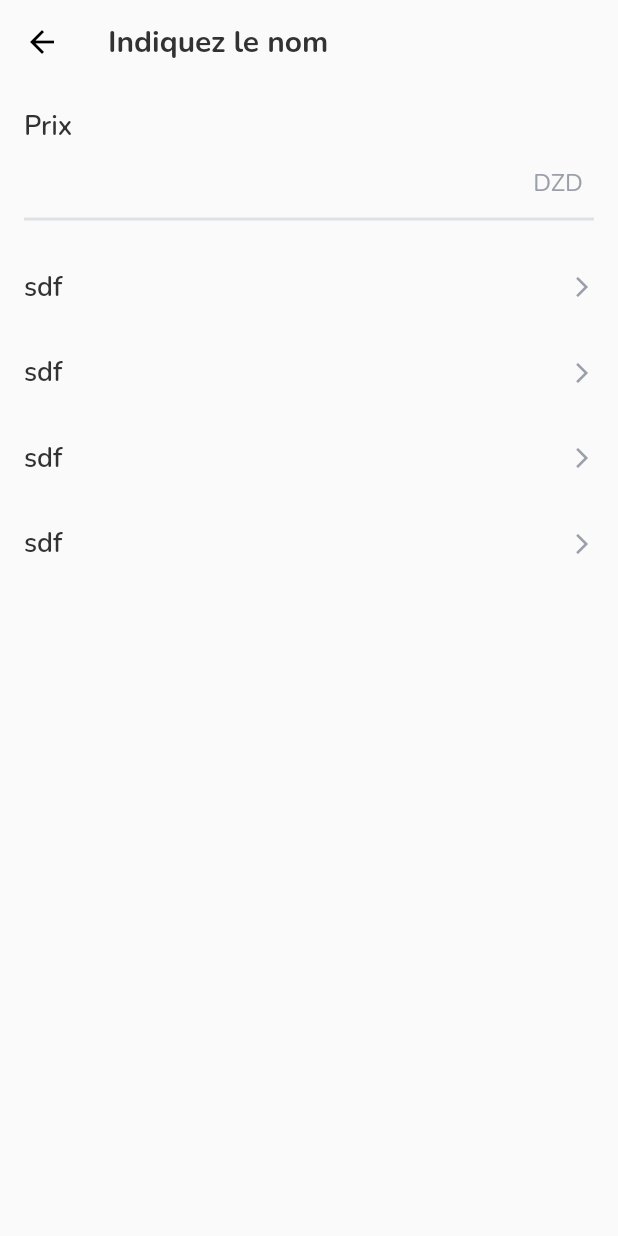
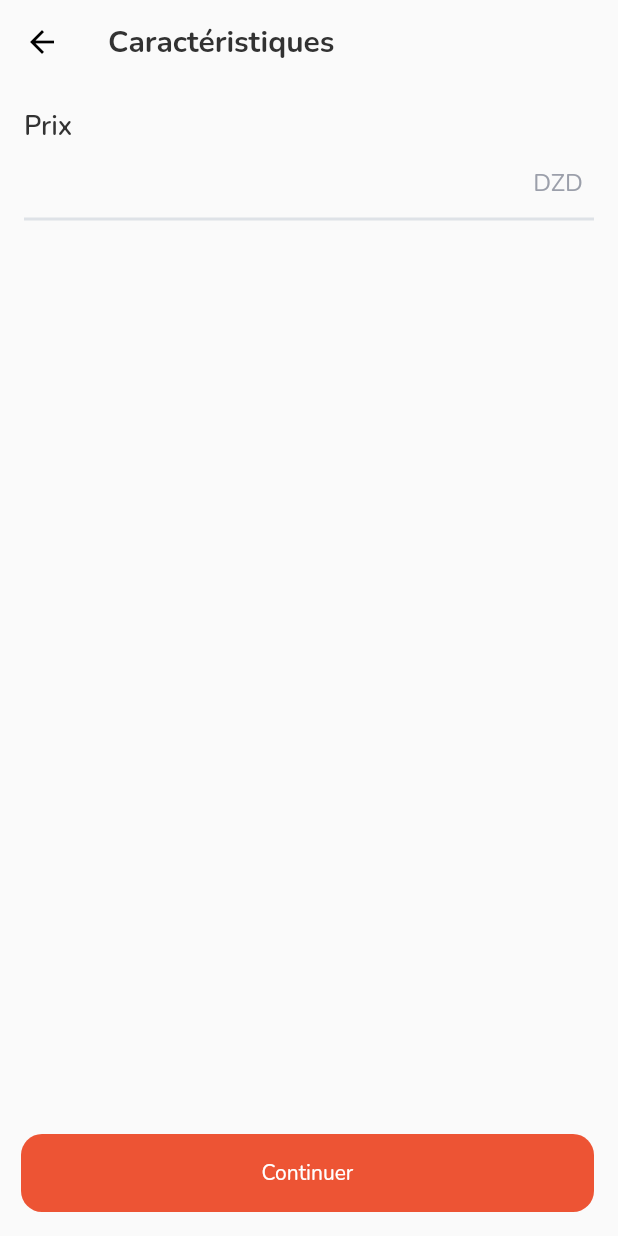
Before and after one commit to mavrinpn/Navigi-App, a Flutter app: the OptionsScreen screen opened by its route, on a phone screen of 412 x 824 dp. Run offline on Flutter 3.47's test engine with Material 2 defaults, Android fonts, the phone set to English and light mode, and no system bars; our stand-ins replace appwrite, bloc, easy_localization, flutter_bloc, flutter_spinkit, flutter_svg and 6 more; missing offline and left inert: loading_animations; accounts and stored records are empty; network calls fail.

Commit message:
some fixes

```diff
--- a/lib/bloc/auth_state.dart
+++ b/lib/bloc/auth_state.dart
@@ -10,3 +10,5 @@ class AuthLoadingState extends AuthState {}
 class AuthSuccessState extends AuthState {}
 
 class AuthFailState extends AuthState  {}
+
+class UnAuthState extends AuthState {}
--- a/lib/feature/create/data/creting_announcement_manager.dart
+++ b/lib/feature/create/data/creting_announcement_manager.dart
@@ -1,3 +1,4 @@
+import 'dart:developer';
 import 'dart:io';
 
 import 'package:appwrite/appwrite.dart';
@@ -79,6 +80,7 @@ class CreatingAnnouncementManager {
       items.clear();
       for (var doc in res.documents) {
         items.add(SubCategoryItem.fromJson(doc.data));
+        log(doc.data['name']);
       }
       creatingData.subcategoryId = subcategoryId;
       searchState.add(LoadingStateEnum.success);
@@ -93,7 +95,7 @@ class CreatingAnnouncementManager {
 
     List<SubCategoryItem> resList = [];
     for (var item in items) {
-      if (item.name!.contains(query.toLowerCase())) {
+      if (item.name!.toLowerCase().contains(query.toLowerCase())) {
         resList.add(item);
       }
     }
--- a/lib/feature/create/ui/options_screen.dart
+++ b/lib/feature/create/ui/options_screen.dart
@@ -12,12 +12,6 @@ import '../../../widgets/dropDownSingleCheckBox/custon_dropDown_single_checkbox.
 import '../../../widgets/textField/outline_text_field.dart';
 import '../../../widgets/textField/under_line_text_field.dart';
 
-List<VariableParameters> list = [
-  VariableParameters(key: 'sdf', variants: ['asdf', 'asfa', 'asf']),
-  VariableParameters(key: 'sdf', variants: ['asdf', 'asfa', 'asf']),
-  VariableParameters(key: 'sdf', variants: ['asdf', 'asfa', 'asf']),
-  VariableParameters(key: 'sdf', variants: ['asdf', 'asfa', 'asf']),
-];
 
 class OptionsScreen extends StatefulWidget {
   const OptionsScreen({super.key});
@@ -28,18 +22,19 @@ class OptionsScreen extends StatefulWidget {
 
 class _OptionsScreenState extends State<OptionsScreen> {
   final productsController = TextEditingController();
-
   final priseController = TextEditingController();
 
   @override
   Widget build(BuildContext context) {
+    final repository = RepositoryProvider.of<CreatingAnnouncementManager>(context);
+
     return Scaffold(
       appBar: AppBar(
         iconTheme: const IconThemeData.fallback(),
         backgroundColor: AppColors.empty,
         elevation: 0,
         title: Text(
-          'Indiquez le nom',
+          'Сaractéristiques',
           style: AppTypography.font20black,
         ),
       ),
@@ -62,18 +57,29 @@ class _OptionsScreenState extends State<OptionsScreen> {
               onChange: (String value) {},
               suffixIcon: 'DZD',
             ),
-            SizedBox(
+            const SizedBox(
               height: 16,
             ),
             Expanded(
                 child: ListView(
-              children: list
+              children: (repository.currentItem != null ? repository.currentItem!.getVariableParameters() : [])
                   .map((e) => CustomDropDownSingleCheckBox(paramets: e))
                   .toList(),
             ))
           ],
         ),
       ),
+      floatingActionButton: CustomElevatedButton(
+        width: MediaQuery.of(context).size.width - 30,
+        padding: const EdgeInsets.all(0),
+        height: 52,
+        text: 'Continuer',
+        styleText: AppTypography.font14white,
+        callback: () {
+          Navigator.pushNamed(context, '/create_description');
+        },
+        isTouch: true,
+      ),
     );
   }
 }
--- a/pubspec.yaml
+++ b/pubspec.yaml
@@ -25,6 +25,7 @@ dependencies:
   loading_animations: ^2.2.0
   image_picker: ^1.0.0
   flutter_spinkit: ^5.2.0
+  shimmer: ^3.0.0
 
 dev_dependencies:
   flutter_test:
```
Also changed, not shown: lib/feature/create/ui/choose_by_notBy_screen.dart (+1 -7 lines), lib/feature/create/ui/loading_screen.dart (+9 -15 lines), lib/main.dart (+10 -1 lines), lib/widgets/category/category.dart (+40 -10 lines), pubspec.lock.
